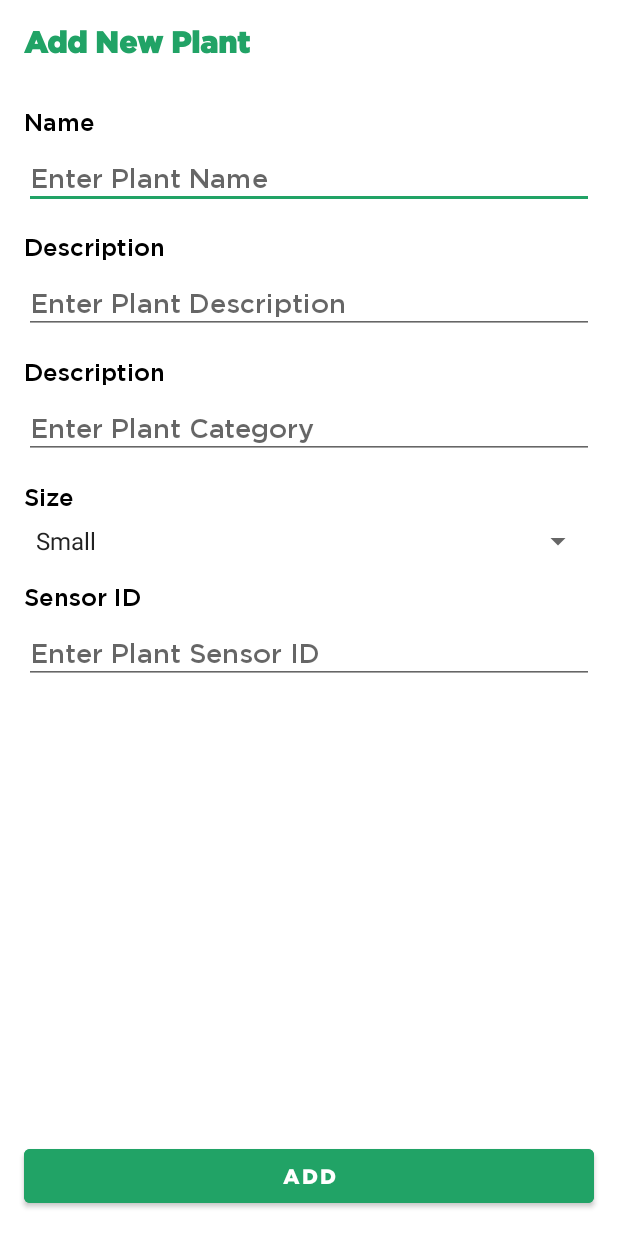
After one commit to MedhaCS1010/IoT-Based-Smart-Nursery-Health-Monitoring-System, an Android app: the AddPlantActivity screen opened directly, with no data from a screen before it, on a phone screen of 412 x 824 dp. The commit adds this screen. Run offline under Robolectric (Android 15) with nearby library versions, the phone set to English and light mode, and no system bars; network calls fail.

```diff
--- /dev/null
+++ b/client/app/src/main/java/com/example/plantsafe/AddPlantActivity.kt
@@ -0,0 +1,48 @@
+package com.example.plantsafe
+
+import androidx.appcompat.app.AppCompatActivity
+import android.os.Bundle
+import android.widget.Toast
+import com.example.plantsafe.databinding.ActivityAddPlantBinding
+import com.example.plantsafe.models.Plant
+import kotlinx.coroutines.Dispatchers
+import kotlinx.coroutines.GlobalScope
+import kotlinx.coroutines.launch
+import kotlinx.coroutines.withContext
+
+class AddPlantActivity : AppCompatActivity() {
+
+    private lateinit var binding: ActivityAddPlantBinding
+
+    override fun onCreate(savedInstanceState: Bundle?) {
+        super.onCreate(savedInstanceState)
+        binding = ActivityAddPlantBinding.inflate(layoutInflater)
+        setContentView(binding.root)
+
+        binding.plantAddButton.setOnClickListener {
+            GlobalScope.launch(Dispatchers.IO) {
+                val addedPlant = addPlant()
+                withContext(Dispatchers.Main) {
+                    if (addedPlant != null) {
+                        Toast.makeText(this@AddPlantActivity, "Plant Added!", Toast.LENGTH_SHORT)
+                            .show()
+                    }
+                    finish()
+                }
+            }
+        }
+    }
+
+    private suspend fun addPlant(): Plant? {
+        val name = binding.plantNameInput.text.toString()
+        val description = binding.plantDescriptionInput.text.toString()
+        val category = binding.plantCategoryInput.text.toString()
+        val size = binding.plantSizeInput.selectedItem.toString()
+        val sensorId = binding.plantSensorInput.text.toString().toInt()
+
+        val plant = Plant(name, description, category, size, sensorId)
+
+        val response = PlantNetwork.retrofit.addNewPlant(plant)
+        return response.body()
+    }
+}
--- a/client/app/src/main/java/com/example/plantsafe/PlantAPI.kt
+++ b/client/app/src/main/java/com/example/plantsafe/PlantAPI.kt
@@ -2,7 +2,9 @@ package com.example.plantsafe
 
 import com.example.plantsafe.models.Plant
 import retrofit2.Response
+import retrofit2.http.Body
 import retrofit2.http.GET
+import retrofit2.http.POST
 import retrofit2.http.Query
 
 interface PlantAPI {
@@ -13,5 +15,8 @@ interface PlantAPI {
     @GET("plants?")
     suspend fun getPlantById(@Query("id") id: String): Response<Plant>
 
+    @POST("add")
+    suspend fun addNewPlant(@Body plant: Plant): Response<Plant>
+
 
 }
--- /dev/null
+++ b/client/app/src/main/res/layout/activity_add_plant.xml
@@ -0,0 +1,185 @@
+<?xml version="1.0" encoding="utf-8"?>
+<androidx.constraintlayout.widget.ConstraintLayout
+    xmlns:android="http://schemas.android.com/apk/res/android"
+    xmlns:app="http://schemas.android.com/apk/res-auto"
+    xmlns:tools="http://schemas.android.com/tools"
+    android:layout_width="match_parent"
+    android:layout_height="match_parent"
+    tools:context=".AddPlantActivity">
+
+    <com.google.android.material.appbar.MaterialToolbar
+        android:id="@+id/materialToolbar"
+        android:layout_width="0dp"
+        android:layout_height="wrap_content"
+        android:background="?attr/colorPrimary"
+        android:minHeight="?attr/actionBarSize"
+        android:theme="?attr/actionBarTheme"
+        app:title="Add New Plant"
+        app:titleTextColor="@color/green"
+        app:titleTextAppearance="@style/AppTheme.AppBarOverlay"
+        app:layout_constraintEnd_toEndOf="parent"
+        app:layout_constraintStart_toStartOf="parent"
+        app:layout_constraintTop_toTopOf="parent" />
+
+    <androidx.core.widget.NestedScrollView
+        android:layout_width="0dp"
+        android:layout_height="0dp"
+        android:fillViewport="true"
+        app:layout_constraintTop_toBottomOf="@id/materialToolbar"
+        app:layout_constraintLeft_toLeftOf="parent"
+        app:layout_constraintRight_toRightOf="parent"
+        app:layout_constraintBottom_toBottomOf="parent" >
+
+        <androidx.constraintlayout.widget.ConstraintLayout
+            android:layout_width="match_parent"
+            android:layout_height="match_parent">
+
+            <TextView
+                android:id="@+id/textView3"
+                android:layout_width="wrap_content"
+                android:layout_height="wrap_content"
+                android:layout_marginStart="16dp"
+                android:fontFamily="@font/gotham_medium"
+                android:text="Name"
+                android:textColor="@color/black"
+                android:textSize="16sp"
+                android:layout_marginTop="16dp"
+                app:layout_constraintStart_toStartOf="parent"
+                app:layout_constraintTop_toTopOf="parent" />
+
+            <EditText
+                android:id="@+id/plant_name_input"
+                android:layout_width="0dp"
+                android:layout_height="wrap_content"
+                android:layout_marginTop="8dp"
+                android:layout_marginEnd="16dp"
+                android:fontFamily="@font/gotham_medium"
+                android:hint="Enter Plant Name"
+                android:inputType="textPersonName"
+                app:layout_constraintEnd_toEndOf="parent"
+                app:layout_constraintStart_toStartOf="@+id/textView3"
+                app:layout_constraintTop_toBottomOf="@+id/textView3"
+                tools:ignore="TouchTargetSizeCheck" />
+
+            <TextView
+                android:id="@+id/textView4"
+                android:layout_width="wrap_content"
+                android:layout_height="wrap_content"
+                android:layout_marginTop="16dp"
+                android:fontFamily="@font/gotham_medium"
+                android:text="Description"
+                android:textColor="@color/black"
+                android:textSize="16sp"
+                app:layout_constraintStart_toStartOf="@+id/plant_name_input"
+                app:layout_constraintTop_toBottomOf="@+id/plant_name_input" />
+
+            <EditText
+                android:id="@+id/plant_description_input"
+                android:layout_width="0dp"
+                android:layout_height="wrap_content"
+                android:layout_marginTop="8dp"
+                android:layout_marginEnd="16dp"
+                android:fontFamily="@font/gotham_medium"
+                android:hint="Enter Plant Description"
+                app:layout_constraintEnd_toEndOf="parent"
+                app:layout_constraintStart_toStartOf="@+id/textView4"
+                app:layout_constraintTop_toBottomOf="@+id/textView4"
+                tools:ignore="TouchTargetSizeCheck" />
+
+            <TextView
+                android:id="@+id/textView5"
+                android:layout_width="wrap_content"
+                android:layout_height="wrap_content"
+                android:layout_marginTop="16dp"
+                android:fontFamily="@font/gotham_medium"
+                android:text="Description"
+                android:textColor="@color/black"
+                android:textSize="16sp"
+                app:layout_constraintStart_toStartOf="@+id/plant_description_input"
+                app:layout_constraintTop_toBottomOf="@+id/plant_description_input" />
+
+            <EditText
+                android:id="@+id/plant_category_input"
+                android:layout_width="0dp"
+                android:layout_height="wrap_content"
+                android:layout_marginTop="8dp"
+                android:layout_marginEnd="16dp"
+                android:fontFamily="@font/gotham_medium"
+                android:hint="Enter Plant Category"
+                app:layout_constraintEnd_toEndOf="parent"
+                app:layout_constraintStart_toStartOf="@+id/textView5"
+                app:layout_constraintTop_toBottomOf="@+id/textView5"
+                tools:ignore="TouchTargetSizeCheck" />
+
+            <TextView
+                android:id="@+id/textView6"
+                android:layout_width="wrap_content"
+                android:layout_height="wrap_content"
+                android:layout_marginTop="16dp"
+                android:fontFamily="@font/gotham_medium"
+                android:text="Size"
+                android:textColor="@color/black"
+                android:textSize="16sp"
+                app:layout_constraintStart_toStartOf="@+id/plant_category_input"
+                app:layout_constraintTop_toBottomOf="@+id/plant_category_input" />
+
+            <Spinner
+                android:id="@+id/plant_size_input"
+                android:layout_width="0dp"
+                android:layout_height="wrap_content"
+                android:layout_marginTop="8dp"
+                android:layout_marginEnd="16dp"
+                android:entries="@array/plant_sizes"
+                android:fontFamily="@font/gotham_medium"
+                app:layout_constraintEnd_toEndOf="parent"
+                app:layout_constraintStart_toStartOf="@+id/textView6"
+                app:layout_constraintTop_toBottomOf="@+id/textView6"
+                tools:ignore="TouchTargetSizeCheck" />
+
+            <TextView
+                android:id="@+id/textView7"
+                android:layout_width="wrap_content"
+                android:layout_height="wrap_content"
+                android:layout_marginTop="16dp"
+                android:fontFamily="@font/gotham_medium"
+                android:text="Sensor ID"
+                android:textColor="@color/black"
+                android:textSize="16sp"
+                app:layout_constraintStart_toStartOf="@+id/plant_size_input"
+                app:layout_constraintTop_toBottomOf="@+id/plant_size_input" />
+
+            <EditText
+                android:id="@+id/plant_sensor_input"
+                android:layout_width="0dp"
+                android:layout_height="wrap_content"
+                android:layout_marginTop="8dp"
+                android:layout_marginEnd="16dp"
+                android:fontFamily="@font/gotham_medium"
+                android:inputType="number"
+                android:hint="Enter Plant Sensor ID"
+                app:layout_constraintEnd_toEndOf="parent"
+                app:layout_constraintStart_toStartOf="@+id/textView7"
+                app:layout_constraintTop_toBottomOf="@+id/textView7"
+                tools:ignore="TouchTargetSizeCheck" />
+
+            <Button
+                android:id="@+id/plant_add_button"
+                android:layout_width="0dp"
+                android:layout_height="wrap_content"
+                android:text="Add"
+                android:backgroundTint="@color/green"
+                android:layout_marginBottom="16dp"
+                android:textColor="@color/white"
+                android:fontFamily="@font/gotham_black"
+                app:layout_constraintBottom_toBottomOf="parent"
+                app:layout_constraintEnd_toEndOf="@+id/plant_sensor_input"
+                app:layout_constraintStart_toStartOf="@+id/plant_sensor_input"
+                app:layout_constraintTop_toBottomOf="@+id/plant_sensor_input"
+                app:layout_constraintVertical_bias="1.0" />
+
+
+        </androidx.constraintlayout.widget.ConstraintLayout>
+
+    </androidx.core.widget.NestedScrollView>
+
+</androidx.constraintlayout.widget.ConstraintLayout>
--- a/client/app/src/main/res/values/strings.xml
+++ b/client/app/src/main/res/values/strings.xml
@@ -2,4 +2,9 @@
     <string name="app_name">PlantSafe</string>
     <!-- TODO: Remove or change this placeholder text -->
     <string name="hello_blank_fragment">Hello blank fragment</string>
+    <string-array name="plant_sizes">
+        <item>Small</item>
+        <item>Medium</item>
+        <item>Large</item>
+    </string-array>
 </resources>
```
Also changed, not shown: client/app/src/main/AndroidManifest.xml (+16 -1 lines), client/app/src/main/java/com/example/plantsafe/HomeFragment.kt (+12 -1 lines), client/app/src/main/java/com/example/plantsafe/PlantListActivity.kt (added, +49 -0 lines), client/app/src/main/java/com/example/plantsafe/adapters/PlantListAdapter.kt (added, +37 -0 lines), client/app/src/main/res/layout/activity_plant_list.xml (added, +32 -0 lines), client/app/src/main/res/layout/fragment_home.xml (+44 -0 lines), client/app/src/main/res/layout/plant_list_item.xml (added, +44 -0 lines).
